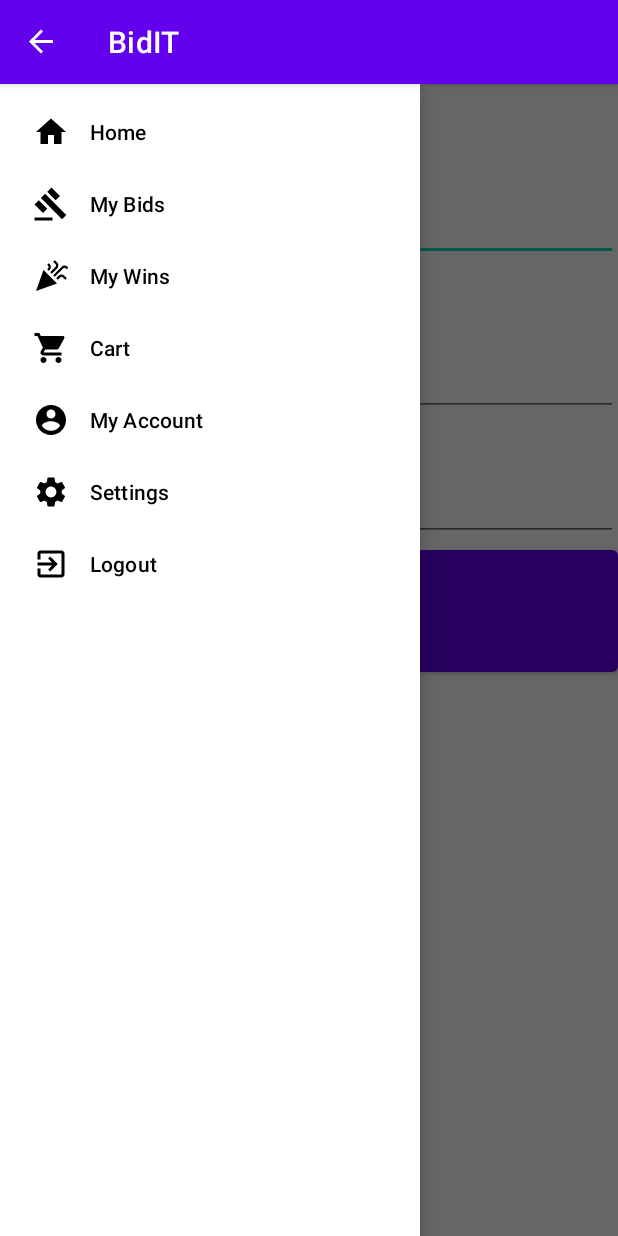
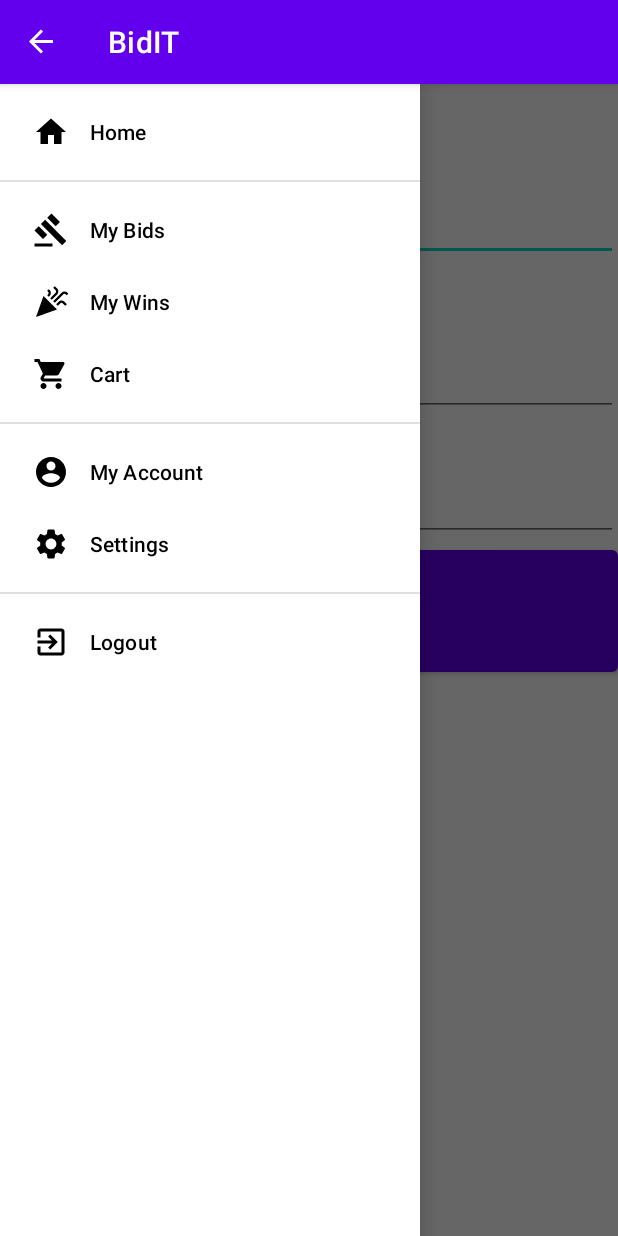
Before and after one commit to arebelium/BidIT, an Android app: the AddProduct screen opened directly, with no data from a screen before it, with the side drawer open, on a phone screen of 412 x 824 dp. Run offline under Robolectric (Android 15) with nearby library versions, the phone set to English and light mode, and no system bars; our stand-ins replace Firebase (no records; nobody signed in at launch, a user with empty details on screens opened directly).

Commit message:
added groups on navbar. Added action bar with logo/background colors

```diff
--- a/app/src/main/res/menu/navigation_menu.xml
+++ b/app/src/main/res/menu/navigation_menu.xml
@@ -1,10 +1,13 @@
 <menu xmlns:android="http://schemas.android.com/apk/res/android"
     xmlns:tools="http://schemas.android.com/tools"
     tools:showIn="navigation_view">
-    <item
-        android:id="@+id/nav_home"
-        android:icon="@drawable/ic_home"
-        android:title="@string/home" />
+    <group android:id="@+id/grp1">
+        <item
+            android:id="@+id/nav_home"
+            android:icon="@drawable/ic_home"
+            android:title="@string/home" />
+    </group>
+    <group android:id="@+id/grp2">
     <item
         android:id="@+id/nav_bids"
         android:icon="@drawable/ic_my_bids"
@@ -28,6 +31,7 @@
         android:visible="false"
         android:icon="@drawable/ic_reserved"
         android:title="@string/reserved" />
+    </group>
 
     <item
         android:id="@+id/nav_account"
@@ -40,9 +44,11 @@
         android:icon="@drawable/ic_settings"
         android:title="@string/settings" />
 
+    <group android:id="@+id/grp3">
     <item
         android:id="@+id/nav_logout"
         android:icon="@drawable/ic_exit"
         android:title="@string/logout" />
+    </group>
 
 </menu>
--- a/app/src/main/res/values/colors.xml
+++ b/app/src/main/res/values/colors.xml
@@ -7,4 +7,6 @@
     <color name="teal_700">#FF018786</color>
     <color name="black">#FF000000</color>
     <color name="white">#FFFFFFFF</color>
+    <color name="gradient_start_color">#004d66</color>
+    <color name="gradient_end_color">#e6e6e6</color>
 </resources>
```
Also changed, not shown: app/src/main/java/com/example/bidit/HomeActivity.java (+14 -0 lines), app/src/main/res/drawable/action_bar_bg.xml (added, +7 -0 lines), app/src/main/res/layout/navigation_image.xml (added, +11 -0 lines), app/src/main/res/drawable/nav_icon.png (added).
